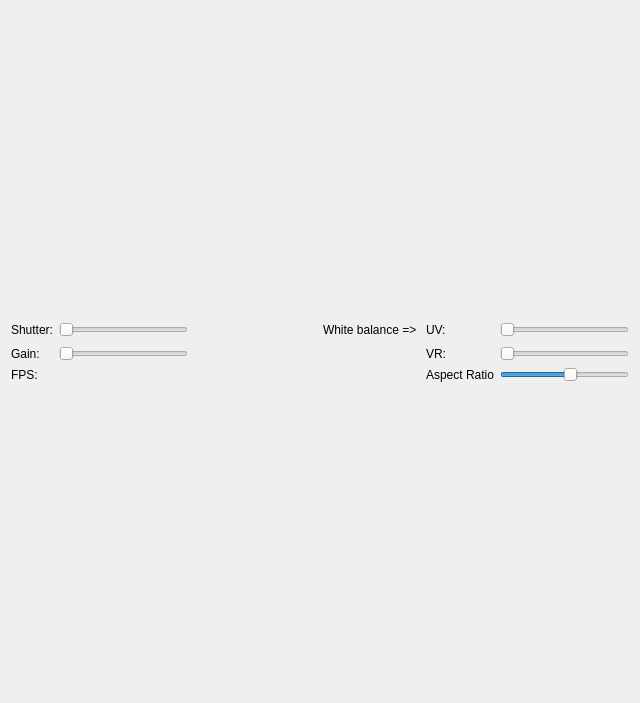
MJAS1/vidman, file videodialog.ui: the form before one commit.
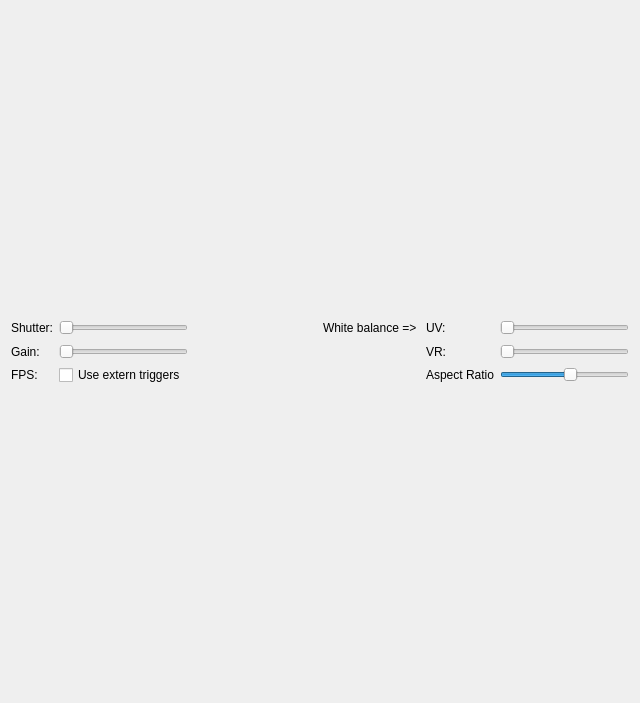
The form after the commit.

Commit message: Camera class created. External triggers available

Patch:
```diff
--- a/videodialog.ui
+++ b/videodialog.ui
@@ -131,6 +131,13 @@
        </property>
       </widget>
      </item>
+     <item row="2" column="1">
+      <widget class="QCheckBox" name="trigCheckBox">
+       <property name="text">
+        <string>Use extern triggers</string>
+       </property>
+      </widget>
+     </item>
     </layout>
    </item>
   </layout>
```
Left out of the diff: 17 changed lines with no effect on the pictures. The commit also changes 10 other files.
